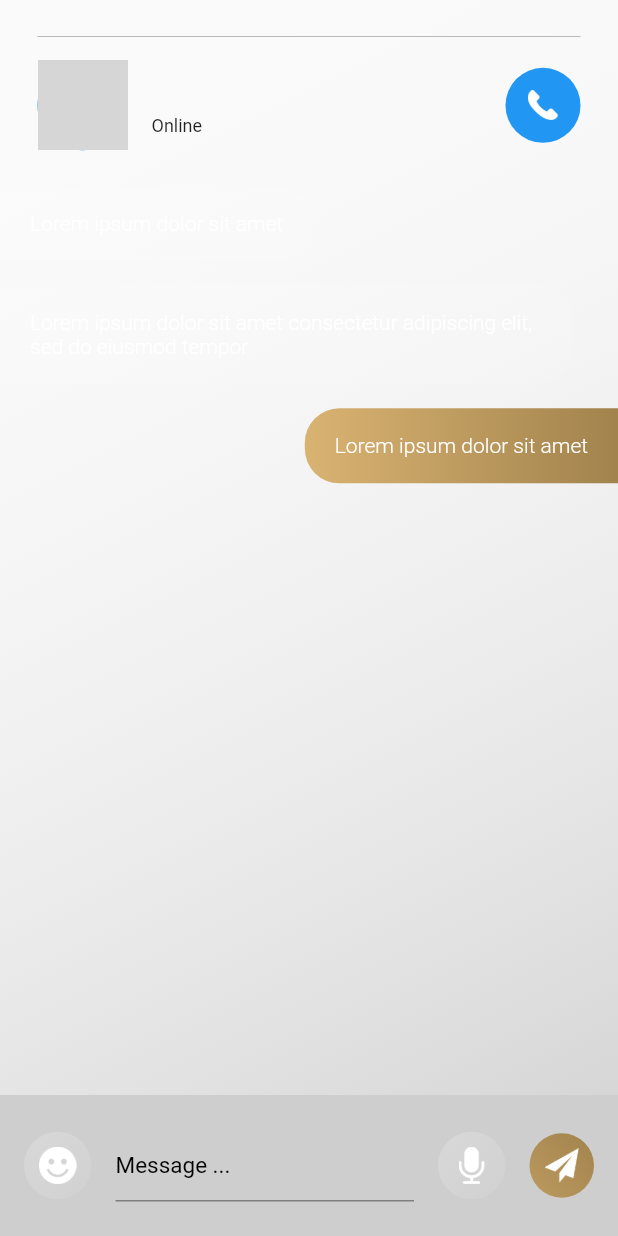
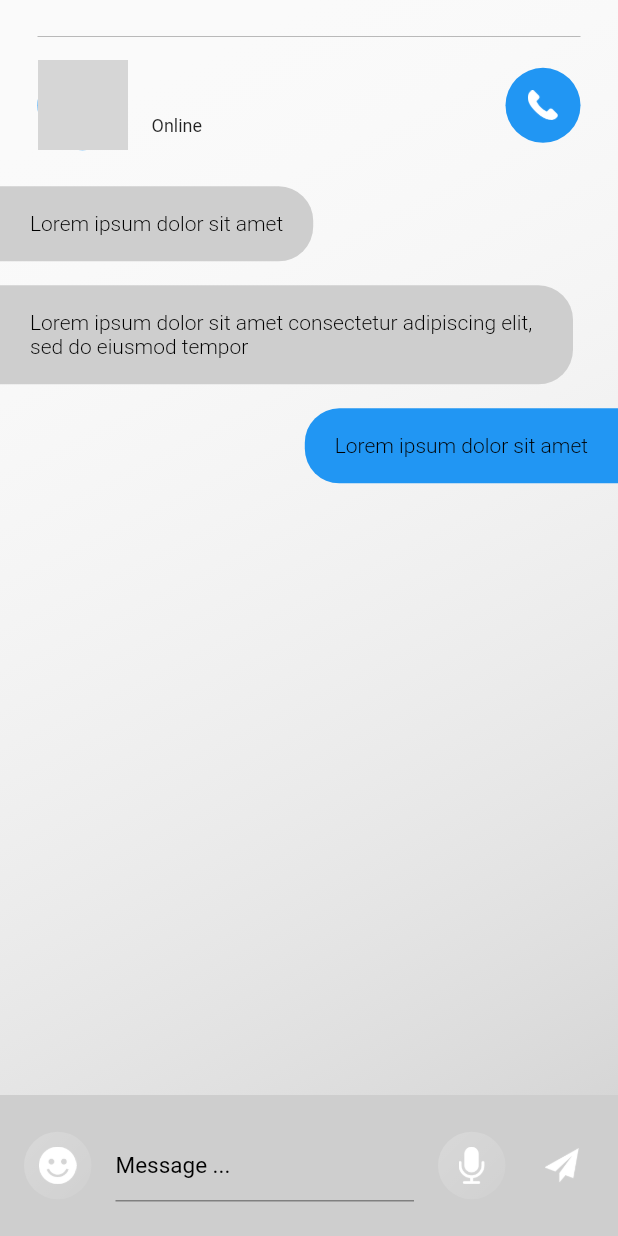
Before and after one commit to GabrielCamMon/majob, a Flutter app: the ConversationScreen screen opened directly with empty values, on a phone screen of 412 x 824 dp. Run offline on Flutter 3.47's test engine with Material 2 defaults, Android fonts, the phone set to English and light mode, and no system bars; our stand-ins replace firebase_auth, firebase_database, google_sign_in; accounts and stored records are empty; grey boxes are pictures that could not be loaded.

Commit message:
pequenas mudanças chat

```diff
--- a/lib/Chat/views/conversation_screen.dart
+++ b/lib/Chat/views/conversation_screen.dart
@@ -264,8 +264,8 @@ class _ConversationScreenState extends State<ConversationScreen> {
                             borderRadius: BorderRadius.circular(25),
                             gradient: LinearGradient(
                                 colors: [
-                                  const Color(0xffA2834D),
-                                  const Color(0xffBC9A5F)
+                                  const Color(0xffccc),
+                                  const Color(0xffccc)
                                 ],
                                 begin: FractionalOffset.topRight,
                                 end: FractionalOffset.bottomLeft)),
@@ -301,8 +301,8 @@ class ConversationTile extends StatelessWidget {
         decoration: BoxDecoration(
             gradient: LinearGradient(
                 colors: sendByMe
-                    ? [const Color(0xffD9B372), const Color(0xffA2834D)]
-                    : [const Color(0x1AFFFFFF), const Color(0x1AFFFFFF)],
+                    ? [Theme.of(context).primaryColor, Theme.of(context).primaryColor]
+                    : [const Color(0xffcecece), const Color(0xffcecece)],
                 begin: FractionalOffset.centerLeft,
                 end: FractionalOffset.centerRight),
             borderRadius: sendByMe
@@ -316,7 +316,7 @@ class ConversationTile extends StatelessWidget {
           message,
           textAlign: TextAlign.start,
           style: TextStyle(
-              color: Colors.white, fontSize: 14, fontWeight: FontWeight.w300),
+              color: Colors.black, fontSize: 14, fontWeight: FontWeight.w300),
         ),
       ),
     );
--- a/lib/Main/main_login.dart
+++ b/lib/Main/main_login.dart
@@ -32,7 +32,7 @@ class _Main extends State<Main> {
       appBar: AppBar(
         title: Image.asset(
           './assets/images/logowhite.png',
-          height: 60,
+          height: 55,
         ),
         centerTitle: true,
       ),
@@ -52,7 +52,7 @@ class _Main extends State<Main> {
             ),
           ),
       new BottomNavigationBarItem(
-              title: Text('Perfil'), icon: Icon(Icons.chat)),
+              title: Text('Chat'), icon: Icon(Icons.chat)),
         ],
       ),
 
```
